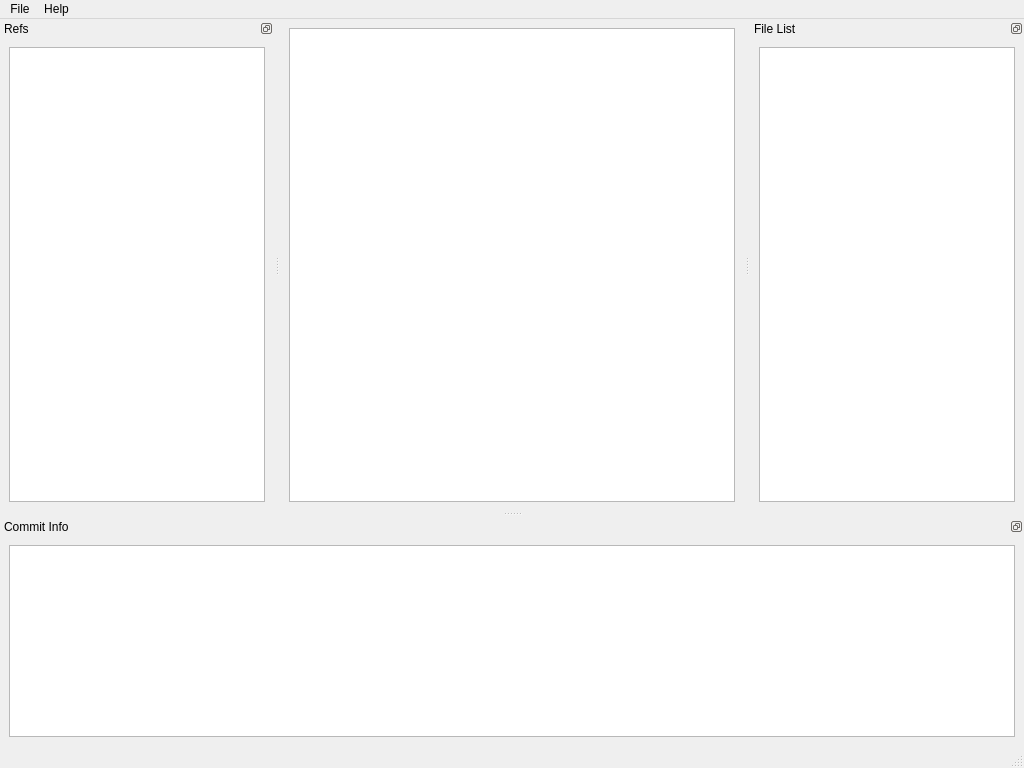
Above: src/ui/main_window.ui from mannyamorim/reef before the change. Below: the same form after it.
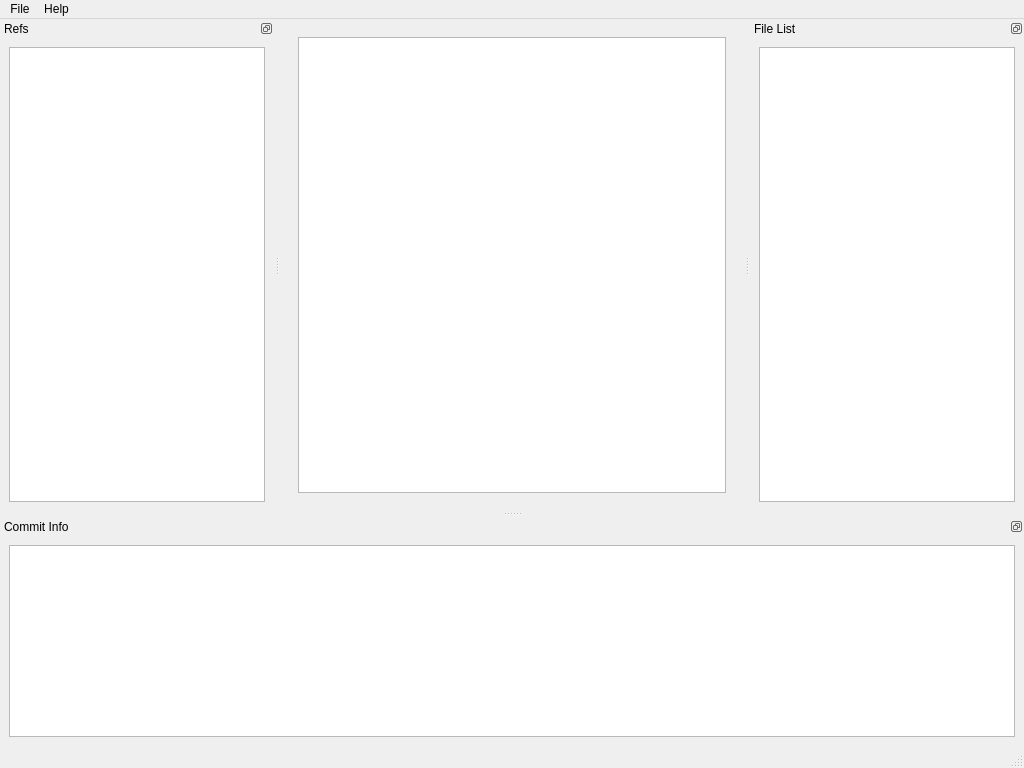
That is the form after the change. The open tabs and pages were chosen to show the change. Custom widgets are drawn as their Qt base class.

Commit message: Implemented deselectable file list in preperation for diff view

```diff
--- a/src/ui/main_window.ui
+++ b/src/ui/main_window.ui
@@ -16,6 +16,10 @@
   <widget class="QWidget" name="centralwidget">
    <layout class="QGridLayout" name="gridLayout">
     <item row="0" column="0">
+     <widget class="QStackedWidget" name="stacked_widget">
+      <widget class="QWidget" name="commit_table_page">
+       <layout class="QGridLayout" name="gridLayout_5">
+        <item row="0" column="0">
      <widget class="QTableView" name="commit_table">
       <property name="selectionBehavior">
        <enum>QAbstractItemView::SelectRows</enum>
@@ -36,6 +40,17 @@
     </item>
    </layout>
   </widget>
+      <widget class="QWidget" name="diff_page">
+       <layout class="QGridLayout" name="gridLayout_6">
+        <item row="0" column="0">
+         <widget class="QTextEdit" name="diff_view"/>
+        </item>
+       </layout>
+      </widget>
+     </widget>
+    </item>
+   </layout>
+  </widget>
   <widget class="QMenuBar" name="menubar">
    <property name="geometry">
     <rect>
@@ -139,6 +154,13 @@
    </property>
   </action>
  </widget>
+ <customwidgets>
+  <customwidget>
+   <class>deselectable_list_view</class>
+   <extends>QListView</extends>
+   <header>deselectable_list_view.h</header>
+  </customwidget>
+ </customwidgets>
  <resources/>
  <connections/>
 </ui>
```
Left out of the diff: 2 changed lines with no effect on the pictures. Lines whose indentation alone changed are shown as unchanged. The commit also changes 8 other files.
